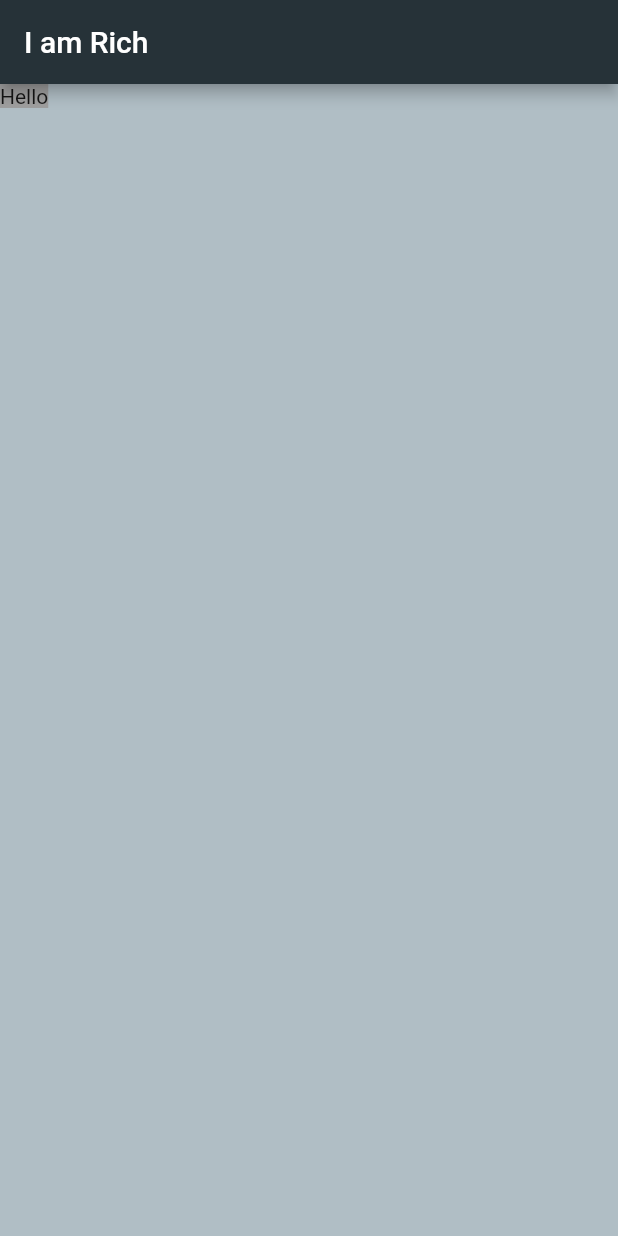
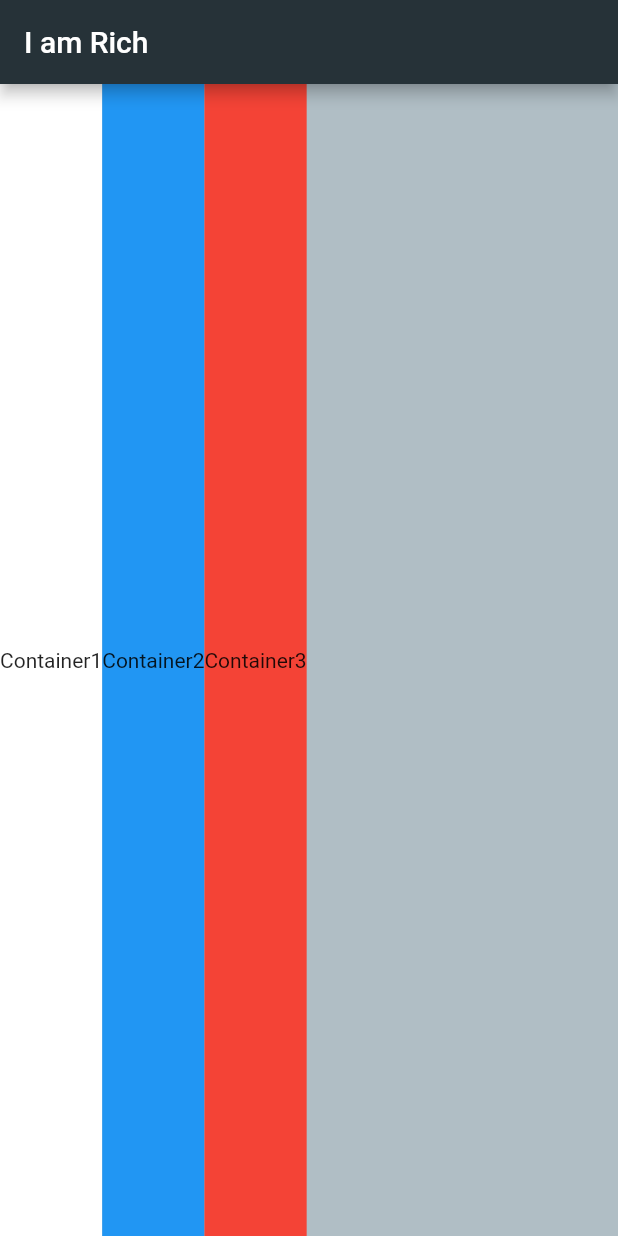
Before and after one commit to kabeshun/shungo_flutter, a Flutter app: the screen it shows after launch, on a phone screen of 412 x 824 dp. Run offline on Flutter 3.47's test engine with Material 2 defaults, Android fonts, the phone set to English and light mode, and no system bars.

Commit message:
Row, Column

```diff
--- a/lib/main.dart
+++ b/lib/main.dart
@@ -15,9 +15,30 @@ class MyApp extends StatelessWidget {
         ),
         backgroundColor: Colors.blueGrey[200],
         body: SafeArea(
-          child: Container(
-            color: Colors.grey,
-            child: Text("Hello")
+          child: Row(
+            crossAxisAlignment: CrossAxisAlignment.stretch,
+            children: <Widget>[
+              Container(
+                height: 100,
+                color: Colors.white,
+                child: Text("Container1"),
+                alignment: Alignment.center,
+              ),
+              SizedBox(height: 20),
+              Container(
+                height: 100,
+                color: Colors.blue,
+                child: Text("Container2"),
+                alignment: Alignment.center,
+              ),
+            SizedBox(height: 20),
+            Container(
+                height: 100,
+                color: Colors.red,
+                child: Text("Container3"),
+                alignment: Alignment.center,
+              )
+            ]
           ),
         ),
       ),
```
